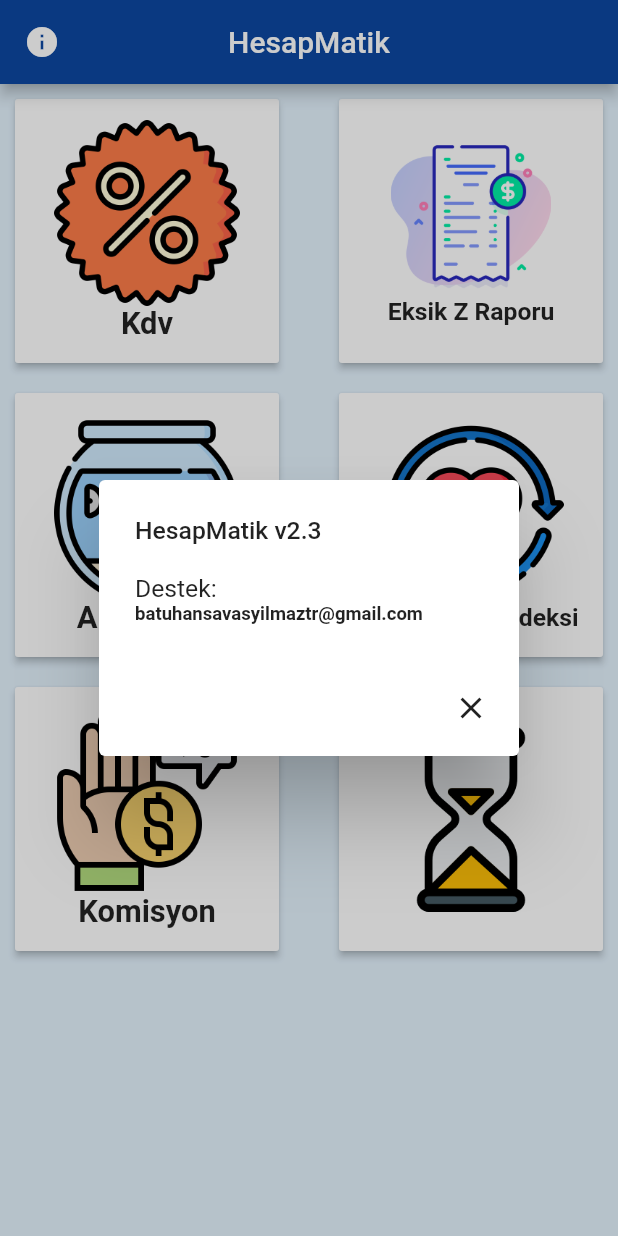
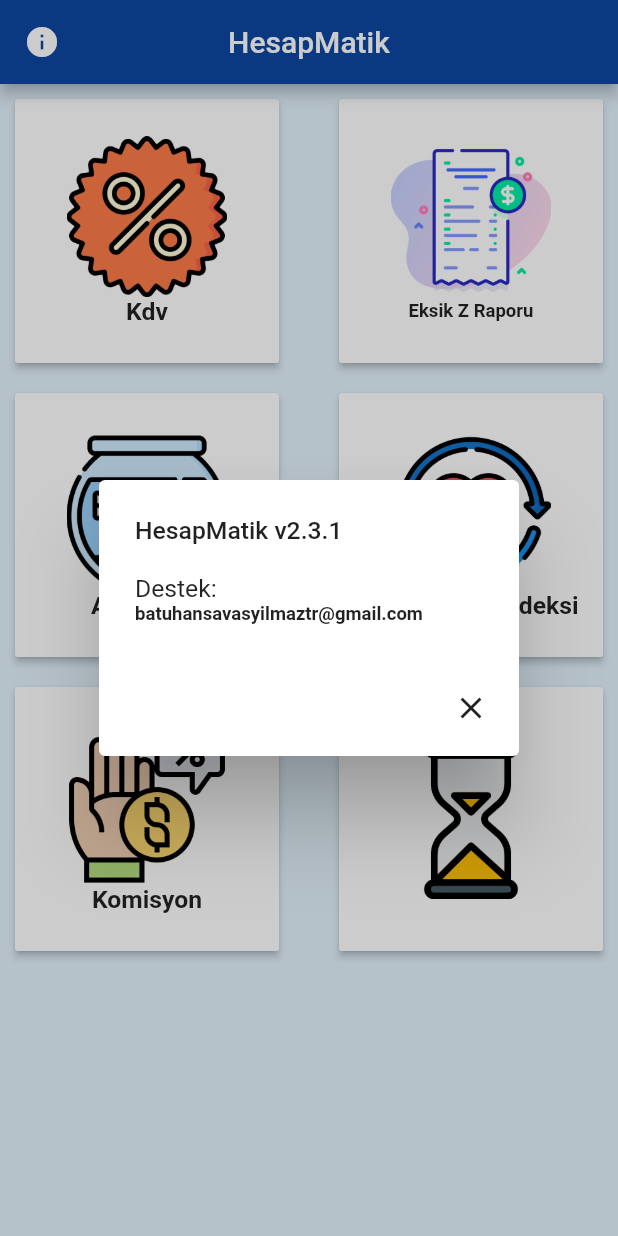
Before and after one commit to batuhansavas-yilmaz/topluhesaplayici, a Flutter app: the screen it shows after launch, after a tap on the "info" icon, on a phone screen of 412 x 824 dp. Run offline on Flutter 3.47's test engine with Material 2 defaults, Android fonts, the phone set to English and light mode, and no system bars; our stand-ins replace device_preview, flutter_styled_toast; missing offline and left inert: firebase_admob; accounts and stored records are empty.

Commit message:
"hata düzenlemeleri. 2.3.1"

```diff
--- a/lib/admobIslemleri.dart
+++ b/lib/admobIslemleri.dart
@@ -24,7 +24,7 @@ static final String bannerCanli ="ca-app-pub-9520376060064699/8218290850";
 
   static BannerAd buildBannerAd(){
     return BannerAd(
-      adUnitId: bannerCanli,
+    adUnitId: bannerCanli,
      //adUnitId: BannerAd.testAdUnitId,
       size: AdSize.banner,
       targetingInfo: targetingInfo,
--- a/lib/main.dart
+++ b/lib/main.dart
@@ -63,7 +63,7 @@ class _HomePageState extends State<HomePage> {
     super.initState();
     AdmobIslemleri.admobInitialize();
     myBanner = AdmobIslemleri.buildBannerAd();
-   myBanner.load();
+  myBanner.load();
 
     SystemChrome.setPreferredOrientations([
       DeviceOrientation.portraitUp,
@@ -93,7 +93,7 @@ class _HomePageState extends State<HomePage> {
             showCupertinoModalPopup(
                 context: context,
                 builder: (context) => AlertDialog(
-                        title: Text("HesapMatik v2.3",style: TextStyle(fontSize: SizeConfig.blockSizeHorizontal * 4,),),
+                        title: Text("HesapMatik v2.3.1",style: TextStyle(fontSize: SizeConfig.blockSizeHorizontal * 4,),),
                         content: Column(
                           mainAxisSize: MainAxisSize.min,
                           crossAxisAlignment: CrossAxisAlignment.start,
@@ -127,12 +127,12 @@ class _HomePageState extends State<HomePage> {
           GorevButonlari(
             image: Image(
               image: AssetImage("assets/percentage.png"),
-              height: SizeConfig.blockSizeVertical * 15,
-              width: SizeConfig.blockSizeHorizontal * 45,
+              height: SizeConfig.blockSizeVertical * 13,
+              width: SizeConfig.blockSizeHorizontal * 30,
             ),
             text: Text(
               "Kdv",
-              style: TextStyle(fontSize: SizeConfig.blockSizeHorizontal * 5,fontWeight: FontWeight.bold),
+              style: TextStyle(fontSize: SizeConfig.blockSizeHorizontal * 4,fontWeight: FontWeight.bold),
               textAlign: TextAlign.center,
             ),
             navigator: () {
@@ -149,11 +149,11 @@ class _HomePageState extends State<HomePage> {
             image: Image.asset(
               "assets/zraporu.png",
               height: SizeConfig.blockSizeVertical * 13,
-              width: SizeConfig.blockSizeHorizontal * 42,
+              width: SizeConfig.blockSizeHorizontal * 30,
             ),
             text: Text(
               "Eksik Z Raporu",
-              style: TextStyle(fontSize: SizeConfig.blockSizeHorizontal * 4,fontWeight: FontWeight.bold),
+              style: TextStyle(fontSize: SizeConfig.blockSizeHorizontal * 3,fontWeight: FontWeight.bold),
               textAlign: TextAlign.center,
             ),
             navigator: () {
@@ -167,12 +167,12 @@ class _HomePageState extends State<HomePage> {
           GorevButonlari(
             image: Image.asset(
               "assets/aquarium.png",
-              height: SizeConfig.blockSizeVertical * 15,
-              width: SizeConfig.blockSizeHorizontal * 45,
+              height: SizeConfig.blockSizeVertical * 13,
+              width: SizeConfig.blockSizeHorizontal * 30,
             ),
             text: Text(
               "Akvaryum",
-              style: TextStyle(fontSize: SizeConfig.blockSizeHorizontal * 5,fontWeight: FontWeight.bold),
+              style: TextStyle(fontSize: SizeConfig.blockSizeHorizontal * 4,fontWeight: FontWeight.bold),
               textAlign: TextAlign.center,
             ),
             navigator: () {
@@ -199,8 +199,8 @@ class _HomePageState extends State<HomePage> {
             ),
             image: Image(
               image: AssetImage("assets/love.png"),
-              height: SizeConfig.blockSizeVertical * 15,
-              width: SizeConfig.blockSizeHorizontal * 45,
+              height: SizeConfig.blockSizeVertical * 13,
+              width: SizeConfig.blockSizeHorizontal * 30,
             ),
           ),
           GorevButonlari(navigator: () {
@@ -213,13 +213,13 @@ class _HomePageState extends State<HomePage> {
             text: Text(
               "Komisyon",
               style: TextStyle(fontSize:
-              SizeConfig.blockSizeHorizontal * 5,fontWeight: FontWeight.bold),
+              SizeConfig.blockSizeHorizontal * 4,fontWeight: FontWeight.bold),
               textAlign: TextAlign.center,
             ),
             image: Image(
               image: AssetImage("assets/commission.png"),
-              height: SizeConfig.blockSizeVertical * 15,
-              width: SizeConfig.blockSizeHorizontal * 45,
+              height: SizeConfig.blockSizeVertical * 13,
+              width: SizeConfig.blockSizeHorizontal * 30,
             ),),
           Padding(
             padding: const EdgeInsets.all(10.0),
@@ -260,7 +260,7 @@ class _HomePageState extends State<HomePage> {
               },
               child: Image(
                 image: AssetImage("assets/loading.png"),
-                height: SizeConfig.blockSizeVertical * 20,
+                height: SizeConfig.blockSizeVertical * 13,
                 width: SizeConfig.blockSizeHorizontal * 30,
               ),
             ),
--- a/pubspec.yaml
+++ b/pubspec.yaml
@@ -15,7 +15,7 @@ publish_to: 'none' # Remove this line if you wish to publish to pub.dev
 # In iOS, build-name is used as CFBundleShortVersionString while build-number used as CFBundleVersion.
 # Read more about iOS versioning at
 # https://developer.apple.com/library/archive/documentation/General/Reference/InfoPlistKeyReference/Articles/CoreFoundationKeys.html
-version: 2.3+7
+version: 2.3.1+9
 
 environment:
   sdk: ">=2.7.0 <3.0.0"
```
Also changed, not shown: 1 other file.
